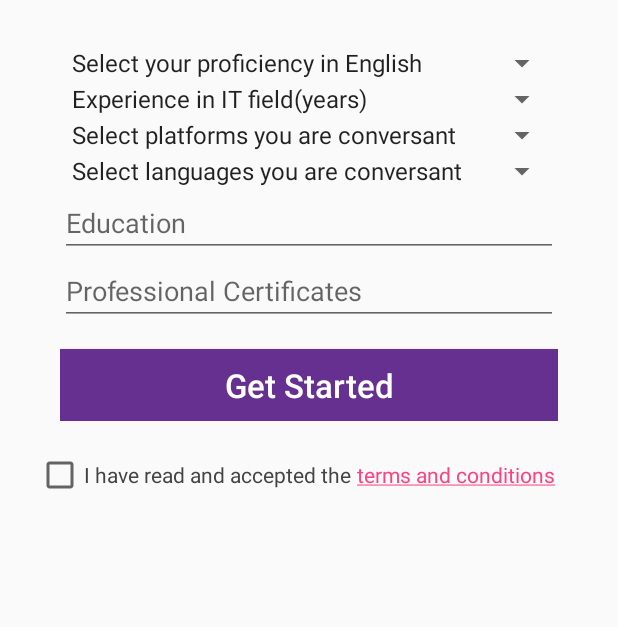
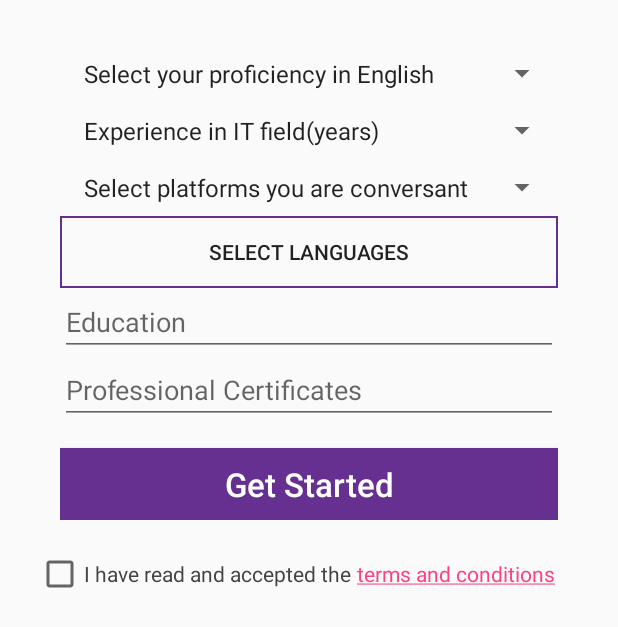
Before and after one commit to DaveScof/Training-stuff, an Android app: the fragment TalentSignUpTwo placed in its activity, on a phone screen of 412 x 824 dp. Shown: the top 627 px of the screen. Run offline under Robolectric (Android 15) with nearby library versions, the phone set to English and light mode, and no system bars.

Commit message:
Change Languages Spinner to Button

```diff
--- a/app/src/main/res/layout/talent_signup2.xml
+++ b/app/src/main/res/layout/talent_signup2.xml
@@ -8,22 +8,27 @@
         style="@style/inputField">
 
         <Spinner
+            android:padding="@dimen/dimen_8"
             android:entries="@array/english_proficiency"
             android:layout_width="match_parent"
             android:layout_height="wrap_content"/>
 
         <Spinner
+            android:padding="@dimen/dimen_8"
             android:entries="@array/experience"
             android:layout_width="match_parent"
             android:layout_height="wrap_content"/>
 
         <Spinner
+            android:padding="@dimen/dimen_8"
             android:entries="@array/platforms"
             android:layout_width="match_parent"
             android:layout_height="wrap_content"/>
 
-        <Spinner
-            android:entries="@array/langs"
+        <Button
+            android:id="@+id/langs_spinner"
+            android:text="@string/select_languages"
+            android:background="@drawable/button_border"
             android:layout_width="match_parent"
             android:layout_height="wrap_content"/>
 
```
